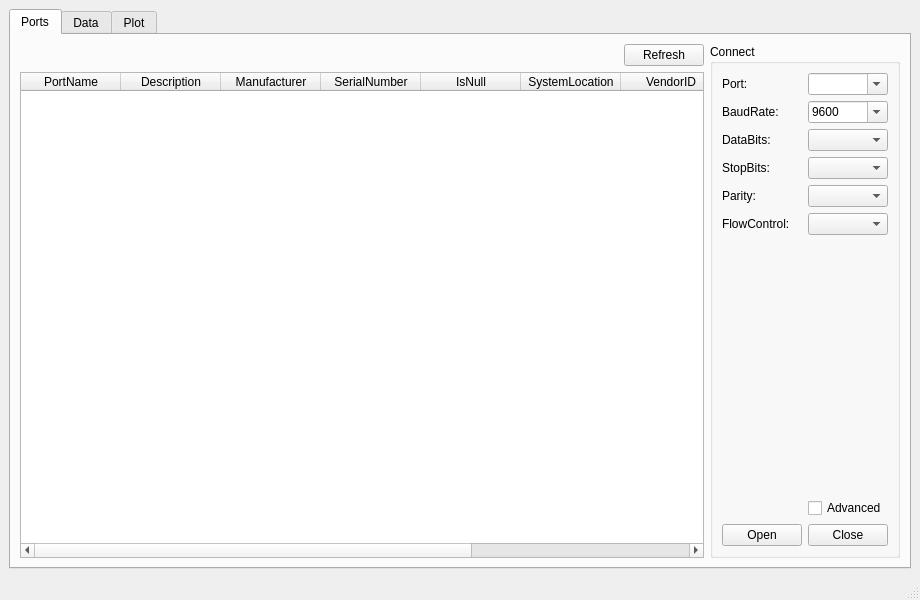
Above: mainwindow.ui from wh201906/SerialTest before the change. Below: the same form after it.
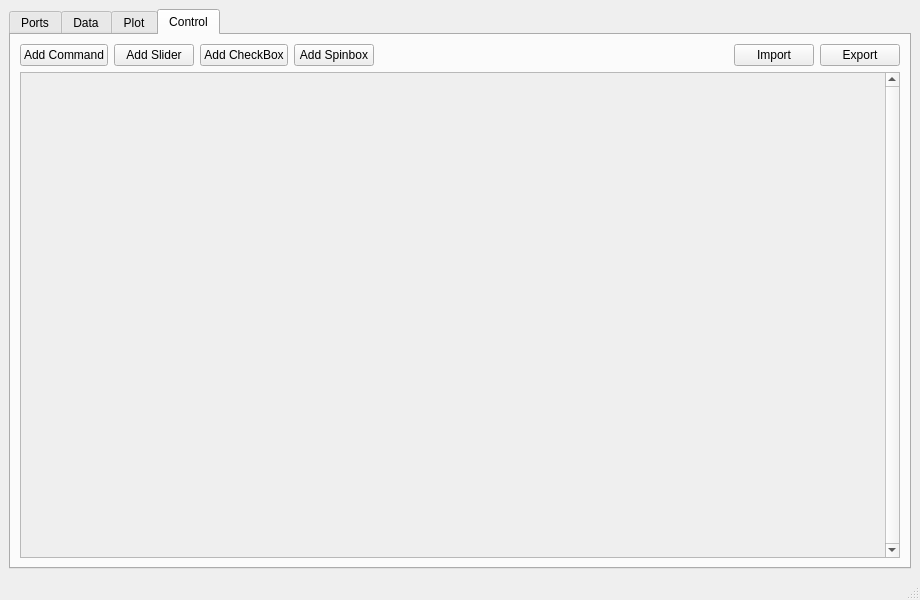
That is the form after the change. The open tabs and pages were chosen to show the change. Custom widgets are drawn as their Qt base class.

Commit message: Some useless UI for control panel

Diff of the .ui file:
```diff
--- a/mainwindow.ui
+++ b/mainwindow.ui
@@ -961,6 +961,107 @@
         </item>
        </layout>
       </widget>
+      <widget class="QWidget" name="ctrlTab">
+       <attribute name="title">
+        <string>Control</string>
+       </attribute>
+       <layout class="QVBoxLayout" name="verticalLayout_5">
+        <item>
+         <layout class="QHBoxLayout" name="horizontalLayout_10">
+          <item>
+           <widget class="QPushButton" name="ctrl_addCMDButton">
+            <property name="text">
+             <string>Add Command</string>
+            </property>
+           </widget>
+          </item>
+          <item>
+           <widget class="QPushButton" name="ctrl_addSliderButton">
+            <property name="text">
+             <string>Add Slider</string>
+            </property>
+           </widget>
+          </item>
+          <item>
+           <widget class="QPushButton" name="ctrl_addCheckBoxButton">
+            <property name="text">
+             <string>Add CheckBox</string>
+            </property>
+           </widget>
+          </item>
+          <item>
+           <widget class="QPushButton" name="ctrl_addSpinBoxButton">
+            <property name="text">
+             <string>Add Spinbox</string>
+            </property>
+           </widget>
+          </item>
+          <item>
+           <spacer name="horizontalSpacer_7">
+            <property name="orientation">
+             <enum>Qt::Horizontal</enum>
+            </property>
+            <property name="sizeHint" stdset="0">
+             <size>
+              <width>40</width>
+              <height>20</height>
+             </size>
+            </property>
+           </spacer>
+          </item>
+          <item>
+           <widget class="QPushButton" name="ctrl_importButton">
+            <property name="text">
+             <string>Import</string>
+            </property>
+           </widget>
+          </item>
+          <item>
+           <widget class="QPushButton" name="ctrl_exportButton">
+            <property name="text">
+             <string>Export</string>
+            </property>
+           </widget>
+          </item>
+         </layout>
+        </item>
+        <item>
+         <widget class="QScrollArea" name="ctrl_itemArea">
+          <property name="verticalScrollBarPolicy">
+           <enum>Qt::ScrollBarAlwaysOn</enum>
+          </property>
+          <property name="widgetResizable">
+           <bool>true</bool>
+          </property>
+          <widget class="QWidget" name="ctrl_itemContents">
+           <property name="geometry">
+            <rect>
+             <x>0</x>
+             <y>0</y>
+             <width>859</width>
+             <height>484</height>
+            </rect>
+           </property>
+           <layout class="QVBoxLayout" name="verticalLayout_8">
+            <item>
+             <spacer name="verticalSpacer_2">
+              <property name="orientation">
+               <enum>Qt::Vertical</enum>
+              </property>
+              <property name="sizeHint" stdset="0">
+               <size>
+                <width>20</width>
+                <height>463</height>
+               </size>
+              </property>
+             </spacer>
+            </item>
+           </layout>
+          </widget>
+         </widget>
+        </item>
+       </layout>
+      </widget>
      </widget>
     </item>
    </layout>
```
The commit also changes 6 other files.
